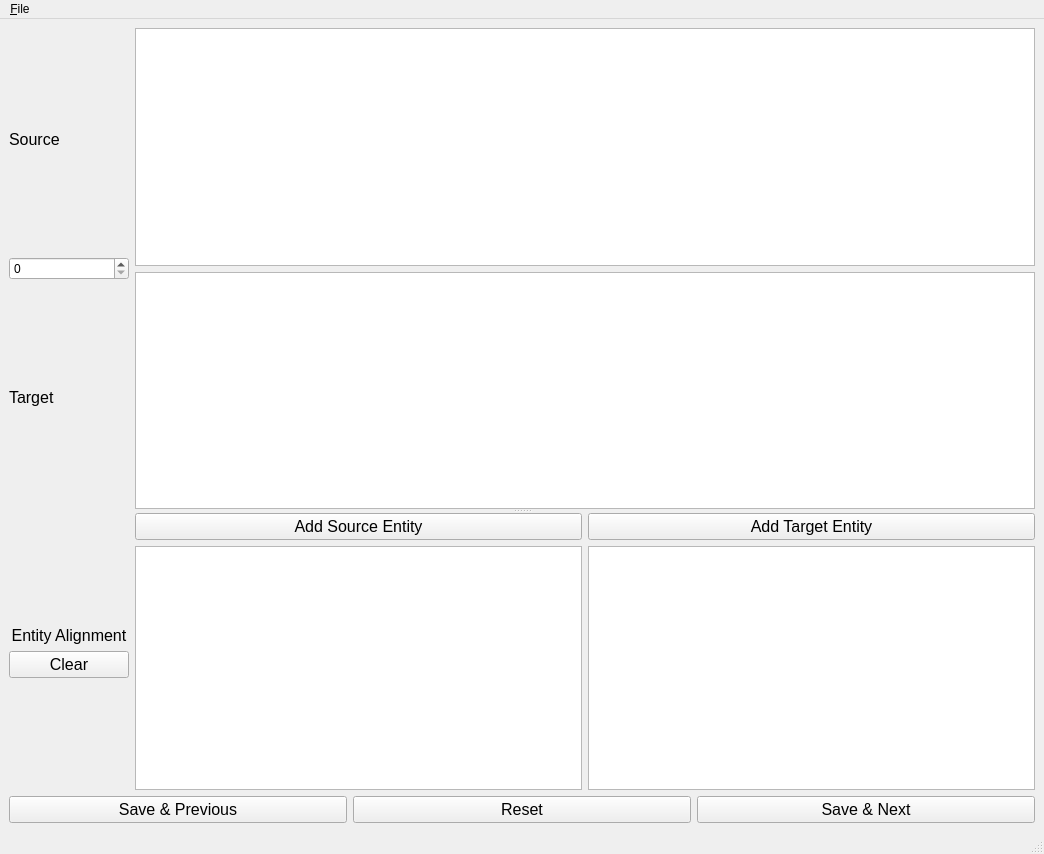
Qt form annotation_window.ui (kleag/annotate_translation) before a commit.
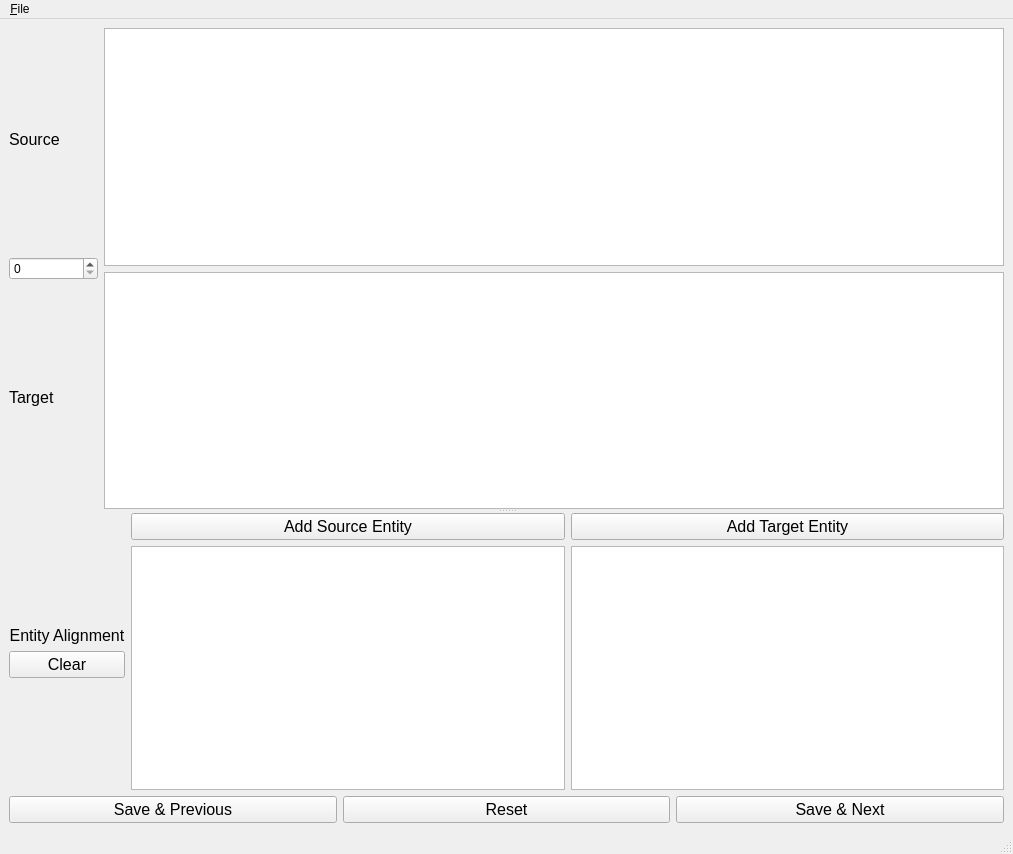
The same form after that commit.

```diff
--- a/annotation_window.ui
+++ b/annotation_window.ui
@@ -32,12 +32,6 @@
               <verstretch>0</verstretch>
              </sizepolicy>
             </property>
-            <property name="maximumSize">
-             <size>
-              <width>130</width>
-              <height>16777215</height>
-             </size>
-            </property>
             <property name="font">
              <font>
               <family>Arial</family>
@@ -52,23 +46,11 @@
           <item>
            <widget class="QSpinBox" name="id">
             <property name="sizePolicy">
-             <sizepolicy hsizetype="Fixed" vsizetype="Fixed">
+             <sizepolicy hsizetype="Expanding" vsizetype="Fixed">
               <horstretch>0</horstretch>
               <verstretch>0</verstretch>
              </sizepolicy>
             </property>
-            <property name="minimumSize">
-             <size>
-              <width>120</width>
-              <height>0</height>
-             </size>
-            </property>
-            <property name="maximumSize">
-             <size>
-              <width>130</width>
-              <height>16777215</height>
-             </size>
-            </property>
            </widget>
           </item>
           <item>
@@ -79,12 +61,6 @@
               <verstretch>0</verstretch>
              </sizepolicy>
             </property>
-            <property name="maximumSize">
-             <size>
-              <width>130</width>
-              <height>16777215</height>
-             </size>
-            </property>
             <property name="font">
              <font>
               <pointsize>12</pointsize>
@@ -162,17 +138,11 @@
           <item>
            <widget class="QLabel" name="label_3">
             <property name="sizePolicy">
-             <sizepolicy hsizetype="Fixed" vsizetype="Preferred">
+             <sizepolicy hsizetype="Preferred" vsizetype="Preferred">
               <horstretch>0</horstretch>
               <verstretch>0</verstretch>
              </sizepolicy>
             </property>
-            <property name="maximumSize">
-             <size>
-              <width>130</width>
-              <height>16777215</height>
-             </size>
-            </property>
             <property name="font">
              <font>
               <family>Arial</family>
@@ -190,17 +160,11 @@
           <item>
            <widget class="QPushButton" name="clear">
             <property name="sizePolicy">
-             <sizepolicy hsizetype="Fixed" vsizetype="Preferred">
+             <sizepolicy hsizetype="Preferred" vsizetype="Preferred">
               <horstretch>0</horstretch>
               <verstretch>0</verstretch>
              </sizepolicy>
             </property>
-            <property name="minimumSize">
-             <size>
-              <width>120</width>
-              <height>0</height>
-             </size>
-            </property>
             <property name="maximumSize">
              <size>
               <width>130</width>
```
